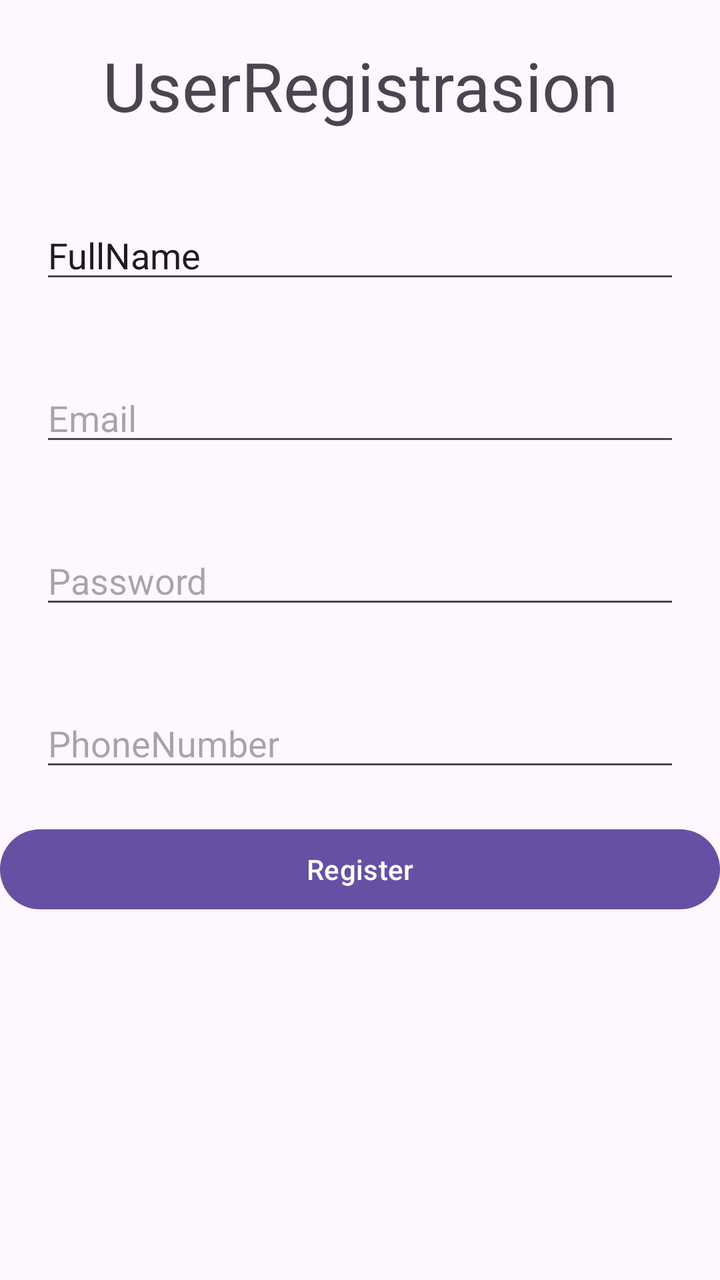
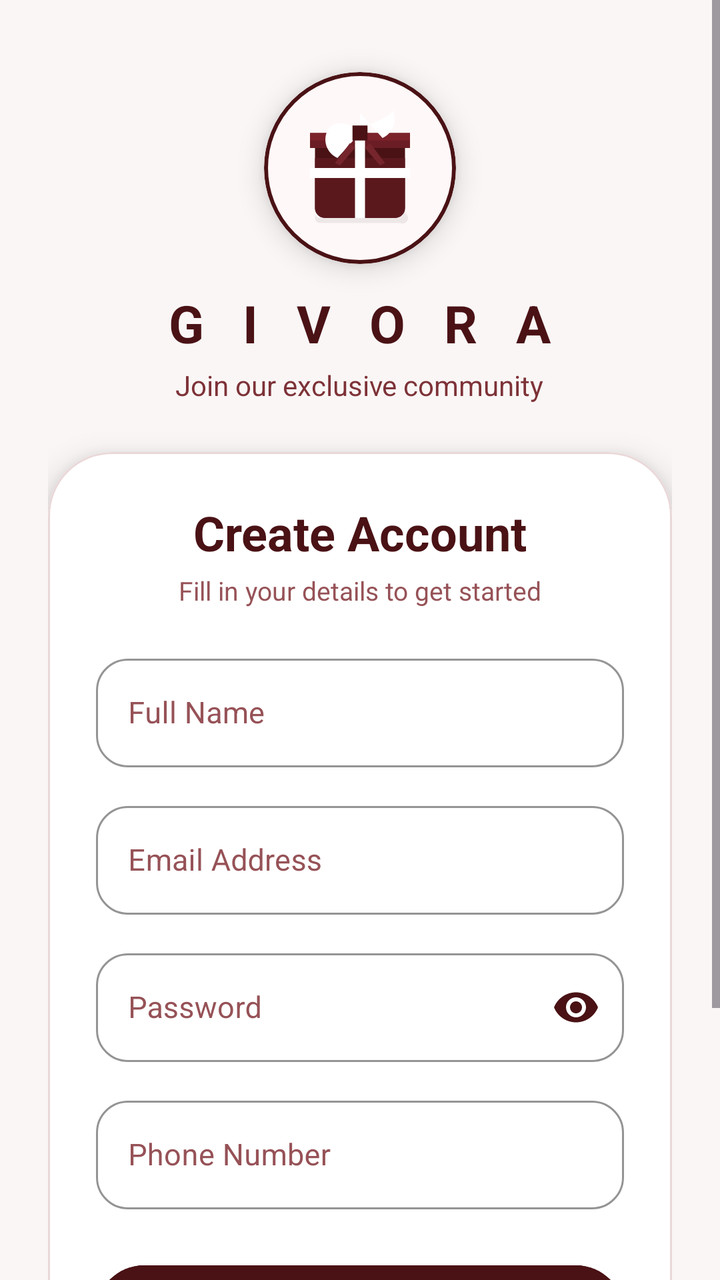

Two renders of the same Android screen: before a commit and after it. Below are the layout's source before the change and the commit's diff.
<!-- AndroidManifest.xml: application theme Theme.Totoow -->
<!-- res/layout/activity_register.xml -->
<?xml version="1.0" encoding="utf-8"?>
<LinearLayout xmlns:android="http://schemas.android.com/apk/res/android"
    xmlns:app="http://schemas.android.com/apk/res-auto"
    xmlns:tools="http://schemas.android.com/tools"
    android:id="@+id/main"
    android:layout_width="match_parent"
    android:layout_height="wrap_content"
    android:orientation="vertical"
    tools:context=".viewPKG.SignUp">

    <TextView
        android:id="@+id/textView"
        android:layout_width="match_parent"
        android:layout_height="wrap_content"
        android:layout_margin="20dp"
        android:layout_marginEnd="20dp"
        android:gravity="center"
        android:text="UserRegistrasion"
        android:textSize="34sp" />

    <EditText
        android:id="@+id/FullName"
        android:layout_width="match_parent"
        android:layout_height="wrap_content"
        android:layout_margin="20dp"
        android:ems="10"
        android:hint="FullName"
        android:inputType="text"
        android:text="FullName" />

    <EditText
        android:id="@+id/email"
        android:layout_width="match_parent"
        android:layout_height="wrap_content"
        android:layout_margin="20dp"
        android:layout_marginEnd="20dp"
        android:ems="10"
        android:hint="Email"
        android:inputType="textEmailAddress" />

    <EditText
        android:id="@+id/password"
        android:layout_width="match_parent"
        android:layout_height="wrap_content"
        android:layout_margin="20dp"
        android:ems="10"
        android:hint="Password"
        android:inputType="textPassword" />

    <EditText
        android:id="@+id/phone"
        android:layout_width="match_parent"
        android:layout_height="wrap_content"
        android:layout_margin="20dp"
        android:ems="10"
        android:hint="PhoneNumber"
        android:inputType="phone" />

    <Button
        android:id="@+id/button3"
        android:layout_width="match_parent"
        android:layout_height="wrap_content"
        android:text="Register" />

</LinearLayout>
<!-- resources referenced by this layout -->
<resources>
  <style name="Theme.Totoow" parent="Base.Theme.Totoow" />
  <style name="Base.Theme.Totoow" parent="Theme.Material3.DayNight">
          
          
      </style>
</resources>

<!-- the commit's change to res/layout/activity_register.xml (unified diff, before → after) -->
@@ -1,65 +1,229 @@
 <?xml version="1.0" encoding="utf-8"?>
-<LinearLayout xmlns:android="http://schemas.android.com/apk/res/android"
+<ScrollView xmlns:android="http://schemas.android.com/apk/res/android"
     xmlns:app="http://schemas.android.com/apk/res-auto"
     xmlns:tools="http://schemas.android.com/tools"
     android:id="@+id/main"
     android:layout_width="match_parent"
-    android:layout_height="wrap_content"
-    android:orientation="vertical"
+    android:layout_height="match_parent"
+    android:background="#FAF6F6"
+    android:fillViewport="true"
     tools:context=".viewPKG.SignUp">
 
-    <TextView
-        android:id="@+id/textView"
+    <LinearLayout
         android:layout_width="match_parent"
         android:layout_height="wrap_content"
-        android:layout_margin="20dp"
-        android:layout_marginEnd="20dp"
-        android:gravity="center"
-        android:text="UserRegistrasion"
-        android:textSize="34sp" />
-
-    <EditText
-        android:id="@+id/FullName"
-        android:layout_width="match_parent"
-        android:layout_height="wrap_content"
-        android:layout_margin="20dp"
-        android:ems="10"
-        android:hint="FullName"
-        android:inputType="text"
-        android:text="FullName" />
-
-    <EditText
-        android:id="@+id/email"
-        android:layout_width="match_parent"
-        android:layout_height="wrap_content"
-        android:layout_margin="20dp"
-        android:layout_marginEnd="20dp"
-        android:ems="10"
-        android:hint="Email"
-        android:inputType="textEmailAddress" />
-
-    <EditText
-        android:id="@+id/password"
-        android:layout_width="match_parent"
-        android:layout_height="wrap_content"
-        android:layout_margin="20dp"
-        android:ems="10"
-        android:hint="Password"
-        android:inputType="textPassword" />
-
-    <EditText
-        android:id="@+id/phone"
-        android:layout_width="match_parent"
-        android:layout_height="wrap_content"
-        android:layout_margin="20dp"
-        android:ems="10"
-        android:hint="PhoneNumber"
-        android:inputType="phone" />
-
-    <Button
-        android:id="@+id/button3"
-        android:layout_width="match_parent"
-        android:layout_height="wrap_content"
-        android:text="Register" />
-
-</LinearLayout>
+        android:gravity="center_horizontal"
+        android:orientation="vertical"
+        android:padding="24dp">
+
+        
+        <com.google.android.material.card.MaterialCardView
+            android:layout_width="96dp"
+            android:layout_height="96dp"
+            android:layout_marginTop="12dp"
+            android:layout_marginBottom="12dp"
+            app:cardBackgroundColor="#FFF8F8"
+            app:cardCornerRadius="48dp"
+            app:cardElevation="8dp"
+            app:strokeColor="#4A1215"
+            app:strokeWidth="2dp">
+
+            <ImageView
+                android:id="@+id/imageView4"
+                android:layout_width="match_parent"
+                android:layout_height="match_parent"
+                android:contentDescription="Givora Register Badge"
+                android:padding="18dp"
+                android:scaleType="centerInside"
+                android:src="@drawable/ic_gift_box_vector" />
+
+        </com.google.android.material.card.MaterialCardView>
+
+        <TextView
+            android:id="@+id/Givora"
+            android:layout_width="wrap_content"
+            android:layout_height="wrap_content"
+            android:letterSpacing="0.25"
+            android:text="G I V O R A"
+            android:textColor="#4A1215"
+            android:textSize="26sp"
+            android:textStyle="bold" />
+
+        <TextView
+            android:layout_width="wrap_content"
+            android:layout_height="wrap_content"
+            android:layout_marginTop="4dp"
+            android:layout_marginBottom="24dp"
+            android:text="Join our exclusive community"
+            android:textColor="#7D3237"
+            android:textSize="14sp" />
+
+        
+        <com.google.android.material.card.MaterialCardView
+            android:layout_width="match_parent"
+            android:layout_height="wrap_content"
+            android:layout_marginBottom="16dp"
+            app:cardBackgroundColor="#FFFFFF"
+            app:cardCornerRadius="32dp"
+            app:cardElevation="10dp"
+            app:strokeColor="#EAD8D9"
+            app:strokeWidth="1dp">
+
+            <LinearLayout
+                android:layout_width="match_parent"
+                android:layout_height="wrap_content"
+                android:orientation="vertical"
+                android:padding="24dp">
+
+                <TextView
+                    android:id="@+id/textView"
+                    android:layout_width="match_parent"
+                    android:layout_height="wrap_content"
+                    android:gravity="center"
+                    android:text="Create Account"
+                    android:textColor="#4A1215"
+                    android:textSize="24sp"
+                    android:textStyle="bold" />
+
+                <TextView
+                    android:layout_width="match_parent"
+                    android:layout_height="wrap_content"
+                    android:layout_marginTop="4dp"
+                    android:layout_marginBottom="20dp"
+                    android:gravity="center"
+                    android:text="Fill in your details to get started"
+                    android:textColor="#965257"
+                    android:textSize="13sp" />
+
+                
+                <com.google.android.material.textfield.TextInputLayout
+                    style="@style/Widget.MaterialComponents.TextInputLayout.OutlinedBox"
+                    android:layout_width="match_parent"
+                    android:layout_height="wrap_content"
+                    android:layout_marginBottom="14dp"
+                    android:hint="Full Name"
+                    android:textColorHint="#965257"
+                    app:boxCornerRadiusBottomEnd="16dp"
+                    app:boxCornerRadiusBottomStart="16dp"
+                    app:boxCornerRadiusTopEnd="16dp"
+                    app:boxCornerRadiusTopStart="16dp"
+                    app:boxStrokeColor="#4A1215"
+                    app:hintTextColor="#4A1215">
+
+                    <com.google.android.material.textfield.TextInputEditText
+                        android:id="@+id/FullName"
+                        android:layout_width="match_parent"
+                        android:layout_height="wrap_content"
+                        android:inputType="textPersonName"
+                        android:textColor="#4A1215"
+                        android:textSize="15sp" />
+                </com.google.android.material.textfield.TextInputLayout>
+
+                
+                <com.google.android.material.textfield.TextInputLayout
+                    style="@style/Widget.MaterialComponents.TextInputLayout.OutlinedBox"
+                    android:layout_width="match_parent"
+                    android:layout_height="wrap_content"
+                    android:layout_marginBottom="14dp"
+                    android:hint="Email Address"
+                    android:textColorHint="#965257"
+                    app:boxCornerRadiusBottomEnd="16dp"
+                    app:boxCornerRadiusBottomStart="16dp"
+                    app:boxCornerRadiusTopEnd="16dp"
+                    app:boxCornerRadiusTopStart="16dp"
+                    app:boxStrokeColor="#4A1215"
+                    app:hintTextColor="#4A1215">
+
+                    <com.google.android.material.textfield.TextInputEditText
+                        android:id="@+id/email"
+                        android:layout_width="match_parent"
+                        android:layout_height="wrap_content"
+                        android:inputType="textEmailAddress"
+                        android:textColor="#4A1215"
+                        android:textSize="15sp" />
+                </com.google.android.material.textfield.TextInputLayout>
+
+                
+                <com.google.android.material.textfield.TextInputLayout
+                    style="@style/Widget.MaterialComponents.TextInputLayout.OutlinedBox"
+                    android:layout_width="match_parent"
+                    android:layout_height="wrap_content"
+                    android:layout_marginBottom="14dp"
+                    android:hint="Password"
+                    android:textColorHint="#965257"
+                    app:boxCornerRadiusBottomEnd="16dp"
+                    app:boxCornerRadiusBottomStart="16dp"
+                    app:boxCornerRadiusTopEnd="16dp"
+                    app:boxCornerRadiusTopStart="16dp"
+                    app:boxStrokeColor="#4A1215"
+                    app:endIconMode="password_toggle"
+                    app:endIconTint="#4A1215"
+                    app:hintTextColor="#4A1215">
+
+                    <com.google.android.material.textfield.TextInputEditText
+                        android:id="@+id/password"
+                        android:layout_width="match_parent"
+                        android:layout_height="wrap_content"
+                        android:inputType="textPassword"
+                        android:textColor="#4A1215"
+                        android:textSize="15sp" />
+                </com.google.android.material.textfield.TextInputLayout>
+
+                
+                <com.google.android.material.textfield.TextInputLayout
+                    style="@style/Widget.MaterialComponents.TextInputLayout.OutlinedBox"
+                    android:layout_width="match_parent"
+                    android:layout_height="wrap_content"
+                    android:layout_marginBottom="24dp"
+                    android:hint="Phone Number"
+                    android:textColorHint="#965257"
+                    app:boxCornerRadiusBottomEnd="16dp"
+                    app:boxCornerRadiusBottomStart="16dp"
+                    app:boxCornerRadiusTopEnd="16dp"
+                    app:boxCornerRadiusTopStart="16dp"
+                    app:boxStrokeColor="#4A1215"
+                    app:hintTextColor="#4A1215">
+
+                    <com.google.android.material.textfield.TextInputEditText
+                        android:id="@+id/phone"
+                        android:layout_width="match_parent"
+                        android:layout_height="wrap_content"
+                        android:inputType="phone"
+                        android:textColor="#4A1215"
+                        android:textSize="15sp" />
+                </com.google.android.material.textfield.TextInputLayout>
+
+                
+                <com.google.android.material.button.MaterialButton
+                    android:id="@+id/button3"
+                    android:layout_width="match_parent"
+                    android:layout_height="56dp"
+                    android:layout_marginBottom="12dp"
+                    android:backgroundTint="#4A1215"
+                    android:text="Create Account"
+                    android:textColor="@color/white"
+                    android:textSize="16sp"
+                    android:textStyle="bold"
+                    app:cornerRadius="28dp"
+                    app:elevation="4dp" />
+
+                
+                <com.google.android.material.button.MaterialButton
+                    android:id="@+id/btnGoToSignIn"
+                    style="?attr/materialButtonOutlinedStyle"
+                    android:layout_width="match_parent"
+                    android:layout_height="52dp"
+                    android:text="Already have an account? Sign In"
+                    android:textColor="#4A1215"
+                    android:textSize="14sp"
+                    app:cornerRadius="26dp"
+                    app:strokeColor="#4A1215"
+                    app:strokeWidth="1.5dp" />
+
+            </LinearLayout>
+
+        </com.google.android.material.card.MaterialCardView>
+
+    </LinearLayout>
+
+</ScrollView>
<!-- resource entries referenced after the edit -->
@@ -1,5 +1,71 @@
 <!-- resources referenced by this layout -->
 <resources>
+  <color name="white">#FFFFFFFF</color>
+  <!-- drawable ic_gift_box_vector (drawable) -->
+  <vector xmlns:android="http://schemas.android.com/apk/res/android"
+      android:width="120dp"
+      android:height="120dp"
+      android:viewportWidth="24"
+      android:viewportHeight="24">
+  
+      
+      <path
+          android:fillColor="#11000000"
+          android:pathData="M4,21h16a1,1 0,0 0,1 -1v1a1,1 0,0 1,-1 2H4a1,1 0,0 1,-1 -1v-1a1,1 0,0 0,1 1z"/>
+  
+      
+      <path
+          android:fillColor="#4A1215"
+          android:pathData="M3,8h18v12a2,2 0,0 1,-2 2H5a2,2 0,0 1,-2 -2V8z"/>
+  
+      
+      <path
+          android:fillColor="#5A181D"
+          android:pathData="M3,10h18v10a2,2 0,0 1,-2 2H5a2,2 0,0 1,-2 -2V10z"/>
+  
+      
+      <path
+          android:fillColor="#6B1D25"
+          android:pathData="M2,5h20v3H2z"/>
+  
+      
+      <path
+          android:fillColor="#7C222B"
+          android:pathData="M2,5h20v1.5H2z"/>
+  
+      
+      <path
+          android:fillColor="#FFFFFF"
+          android:pathData="M11,5h2v17h-2z"/>
+  
+      
+      <path
+          android:fillColor="#FFFFFF"
+          android:pathData="M2,12h20v2H2z"/>
+  
+      
+      <path
+          android:fillColor="#FFFFFF"
+          android:pathData="M12,5C10,2.5 6.5,2.5 5.5,4.5c-1,2 -0.2,4.5 2,5.5l4.5,-5z"/>
+  
+      
+      <path
+          android:fillColor="#FFFFFF"
+          android:pathData="M12,5c2,-2.5 5.5,-2.5 6.5,-4.5c1,2 0.2,4.5 -2,5.5l-4.5,-5z"/>
+  
+      
+      <path
+          android:fillColor="#4A1215"
+          android:pathData="M10.5,3.5h3v3h-3z"/>
+  
+      
+      <path
+          android:fillColor="#76252C"
+          android:pathData="M10,7l-3,4l1,0.5l3,-3.5z"/>
+      <path
+          android:fillColor="#76252C"
+          android:pathData="M14,7l3,4l-1,0.5l-3,-3.5z"/>
+  </vector>
   <style name="Theme.Totoow" parent="Base.Theme.Totoow" />
   <style name="Base.Theme.Totoow" parent="Theme.Material3.DayNight">
           
